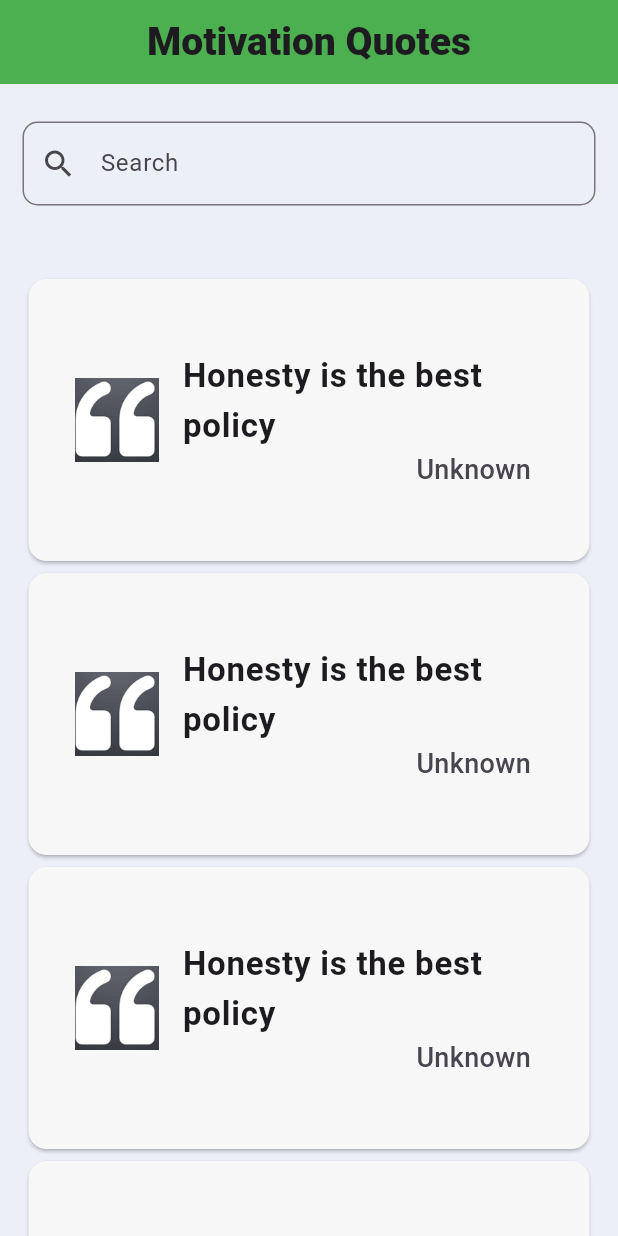
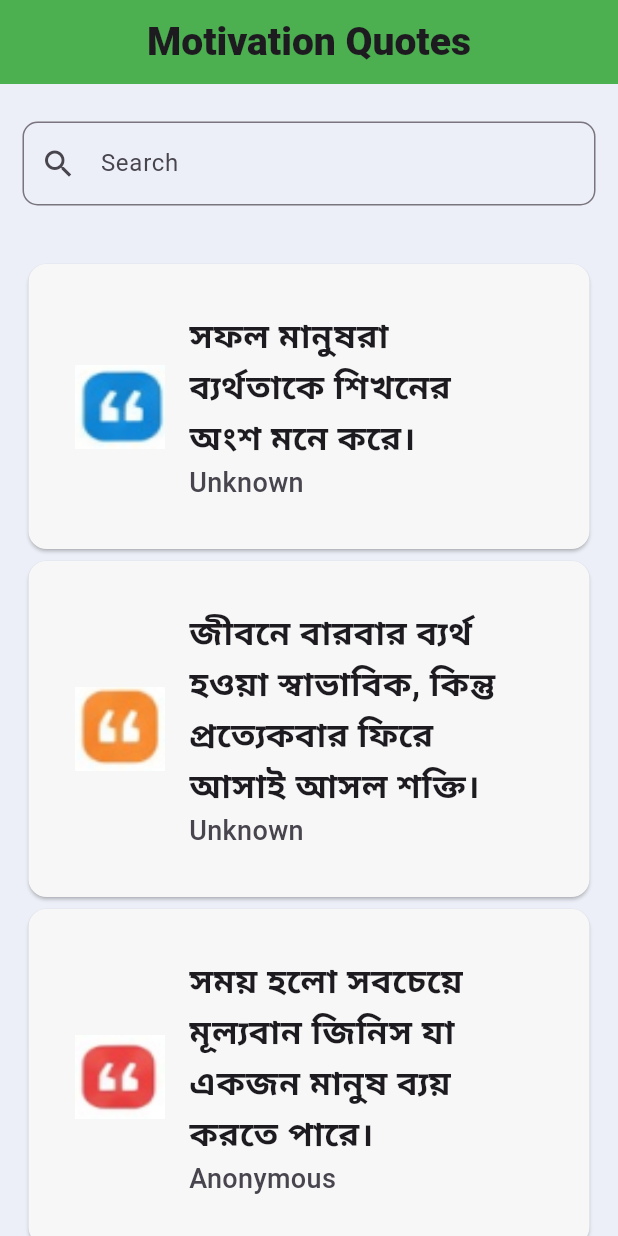
Before and after one commit to mdreja09/Local_Database, a Flutter app: the screen it shows after launch, on a phone screen of 412 x 824 dp. Run offline on Flutter 3.47's test engine with Material 3 defaults, Android fonts, the phone set to English and light mode, and no system bars; our stand-ins replace convex_bottom_bar, shared_preferences.

```diff
--- a/lib/api_1/screen.dart
+++ b/lib/api_1/screen.dart
@@ -1,4 +1,5 @@
 import 'package:flutter/material.dart';
+import 'package:local_database/database/api_database.dart';
 
 class MotivationalQuotes extends StatefulWidget {
   const MotivationalQuotes({super.key});
@@ -8,6 +9,18 @@ class MotivationalQuotes extends StatefulWidget {
 }
 
 class _MotivationalQuotesState extends State<MotivationalQuotes> {
+  List commaImg = [
+    "assets/comma_icon_01.png",
+    "assets/comma_icon_02.png",
+    "assets/comma_icon_03.png",
+    "assets/comma_icon_04.png",
+    "assets/comma_icon_01.png",
+    "assets/comma_icon_02.png",
+    "assets/comma_icon_03.png",
+    "assets/comma_icon_04.png",
+    "assets/comma_icon_03.png",
+    "assets/comma_icon_04.png",
+  ];
   @override
   Widget build(BuildContext context) {
     return Scaffold(
@@ -48,27 +61,35 @@ class _MotivationalQuotesState extends State<MotivationalQuotes> {
           Expanded(
             child: ListView.builder(
 
-              padding: EdgeInsetsGeometry.symmetric(horizontal: 15,vertical: 20),
+              padding: EdgeInsetsGeometry.symmetric(horizontal: 15,vertical: 10),
               shrinkWrap: true,
-              itemCount: 10,
+              itemCount: QuoteData.data.length,
               itemBuilder: (context, index) {
                 return Card(
                   color: Color(0xffF7F7F7),
                   child: Padding(
-                    padding: const EdgeInsets.symmetric(horizontal: 15,vertical: 40),
+                    padding: const EdgeInsets.symmetric(horizontal: 15,vertical: 23),
                     child: Column(
+
                       children: [
                         ListTile(
-                          leading: Image.asset("assets/colon_1.png"),
+                          leading: Image(
+
+
+                              image: AssetImage("${commaImg[index]}"),
+                            height: 60,
+                            width: 60,
+                            fit: BoxFit.fill,
+                          ),
                           title: Text(
-                            "Honesty is the best policy",
+                            "${QuoteData.data[index]["quote"]}",
                             style: TextStyle(fontWeight: FontWeight.w700, fontSize: 22),
                           ),
                           subtitle: Row(
-                            mainAxisAlignment: MainAxisAlignment.end,
+                            //mainAxisAlignment: MainAxisAlignment.end,
                             children: [
                               Text(
-                                "Unknown",
+                                "${QuoteData.data[index]["author"]}",
                                 style: TextStyle(
                                   fontWeight: FontWeight.w500,
                                   fontSize: 18,
--- a/lib/database/api_database.dart
+++ b/lib/database/api_database.dart
@@ -7,6 +7,7 @@ class QuoteData {
   "author": "Unknown",
   "created_at": null,
   "updated_at": null
+
   },
   {
   "id": 96,
--- a/pubspec.yaml
+++ b/pubspec.yaml
@@ -67,7 +67,7 @@ flutter:
   # To add assets to your application, add an assets section, like this:
   assets:
       - assets/
-  #   - images/a_dot_ham.jpeg
+#    - images/
 
   # An image asset can refer to one or more resolution-specific "variants", see
   # https://flutter.dev/to/resolution-aware-images
```
Also changed, not shown: assets/comma_icon_01.png (added), assets/comma_icon_02.png (added), assets/comma_icon_03.png (added), assets/comma_icon_04.png (added).
